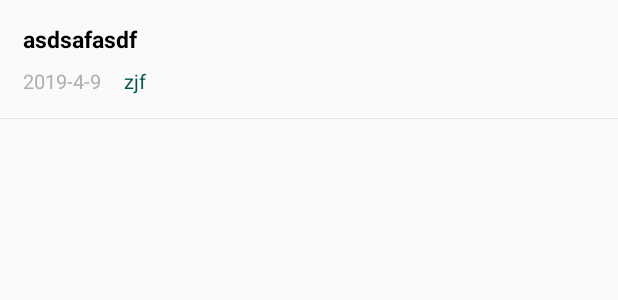
After one commit to kingJ430/wanandroid, an Android app: the layout main_art_item_layout.xml on its own in the app's theme, with its tools: preview values and no code run, on a phone screen of 412 x 824 dp. The commit adds this screen. Shown: the top 300 px of the screen. Run offline under Robolectric (Android 15) with nearby library versions, the phone set to English and light mode, and no system bars.

Commit message:
首页开发

```diff
--- a/app/src/main/res/navigation/mobile_navigation.xml
+++ b/app/src/main/res/navigation/mobile_navigation.xml
@@ -19,7 +19,7 @@
         android:id="@+id/navigation_home"
         android:name="com.zjf.main.MainFragment"
         android:label="主页"
-        tools:layout="@layout/main_fragment_layout">
+        tools:layout="@layout/main_banner_item_layout">
     </fragment>
 
     <fragment
--- a/main/build.gradle
+++ b/main/build.gradle
@@ -55,5 +55,10 @@ dependencies {
 
     implementation Third_LIBRARY.lifecycle_extensions
     implementation Third_LIBRARY.rxandroid
+    implementation Third_LIBRARY.BaseRecyclerViewAdapterHelper
+    implementation Third_LIBRARY.tkrefreshlayout
+
+    implementation Third_LIBRARY.paging_runtime
+    implementation Third_LIBRARY.paging_rxjava2
 
 }
--- a/main/src/main/java/com/zjf/main/remote/MainService.kt
+++ b/main/src/main/java/com/zjf/main/remote/MainService.kt
@@ -1,9 +1,11 @@
 package com.zjf.main.remote
 
+import com.zjf.main.bean.ArtList
 import com.zjf.main.bean.BannerBean
 import io.reactivex.Flowable
 import io.reactivex.Observable
 import retrofit2.http.GET
+import retrofit2.http.Path
 import retrofit2.http.Query
 
 /**
@@ -16,4 +18,7 @@ interface MainService {
     @GET("/banner/json")
     fun banner(): Observable<List<BannerBean>>
 
+    @GET("/article/list/{page}/json")
+    fun artList(@Path("page") pageNo: Int) : Observable<ArtList>
+
 }
--- /dev/null
+++ b/main/src/main/res/layout/main_art_item_layout.xml
@@ -0,0 +1,54 @@
+<?xml version="1.0" encoding="utf-8"?>
+<androidx.constraintlayout.widget.ConstraintLayout
+        xmlns:android="http://schemas.android.com/apk/res/android"
+        xmlns:app="http://schemas.android.com/apk/res-auto"
+        xmlns:tools="http://schemas.android.com/tools"
+        android:layout_width="match_parent"
+        android:layout_height="wrap_content">
+    <TextView
+            android:id="@+id/tv_title"
+            android:layout_width="0dp"
+            android:layout_height="wrap_content"
+            app:layout_constraintTop_toTopOf="parent"
+            app:layout_constraintStart_toStartOf="parent"
+            app:layout_constraintEnd_toEndOf="parent"
+            android:layout_marginTop="@dimen/dp_15"
+            android:layout_marginStart="@dimen/dp_15"
+            android:layout_marginEnd="@dimen/dp_15"
+            android:textSize="@dimen/sp_15"
+            android:textStyle="bold"
+            android:textColor="@color/color_000000"
+            tools:text="asdsafasdf"/>
+    <TextView
+            android:id="@+id/tv_time"
+            android:layout_width="wrap_content"
+            android:layout_height="wrap_content"
+            app:layout_constraintStart_toStartOf="@+id/tv_title"
+            app:layout_constraintTop_toBottomOf="@+id/tv_title"
+            android:layout_marginTop="@dimen/dp_10"
+            android:textColor="@color/color_AFAFAF"
+            android:textSize="@dimen/sp_13"
+            android:text="2019-4-9"/>
+    <TextView
+            android:id="@+id/tv_author"
+            android:layout_width="wrap_content"
+            android:layout_height="wrap_content"
+            app:layout_constraintBaseline_toBaselineOf="@+id/tv_time"
+            app:layout_constraintStart_toEndOf="@+id/tv_time"
+            android:layout_marginStart="@dimen/dp_15"
+            android:textSize="@dimen/sp_13"
+            android:textColor="@color/color_00574B"
+            android:text="zjf"/>
+    <View
+            android:id="@+id/view_line"
+            android:layout_width="@dimen/dp_0"
+            android:layout_height="@dimen/px_1"
+            app:layout_constraintStart_toStartOf="parent"
+            app:layout_constraintEnd_toEndOf="parent"
+            app:layout_constraintTop_toBottomOf="@+id/tv_time"
+            android:background="@color/color_E6E6E6"
+            android:layout_marginTop="@dimen/dp_15"
+    />
+
+
+</androidx.constraintlayout.widget.ConstraintLayout>
--- a/main/src/main/res/layout/main_fragment_layout.xml
+++ b/main/src/main/res/layout/main_banner_item_layout.xml
@@ -3,7 +3,7 @@
         xmlns:android="http://schemas.android.com/apk/res/android"
         xmlns:app="http://schemas.android.com/apk/res-auto"
         android:layout_width="match_parent"
-        android:layout_height="match_parent"
+        android:layout_height="wrap_content"
         >
 
     <com.ms.banner.Banner
--- /dev/null
+++ b/main/src/main/res/values/dimens.xml
@@ -0,0 +1,6 @@
+<?xml version="1.0" encoding="utf-8"?>
+<resources>
+    <dimen name="dp_15">15dp</dimen>
+    <dimen name="px_1">1px</dimen>
+    <dimen name="dp_0">0dp</dimen>
+</resources>
```
Also changed, not shown: config.gradle (+8 -2 lines), main/src/main/java/com/zjf/main/MainFragment.kt (+45 -27 lines), main/src/main/java/com/zjf/main/adapter/HomeAdapter.kt (added, +151 -0 lines), main/src/main/java/com/zjf/main/bean/ArtList.kt (added, +48 -0 lines), main/src/main/java/com/zjf/main/vm/MainRepository.kt (+21 -0 lines), main/src/main/java/com/zjf/main/vm/MainViewModel.kt (+18 -0 lines), main/src/main/res/layout/main_home_layout.xml (added, +16 -0 lines).
